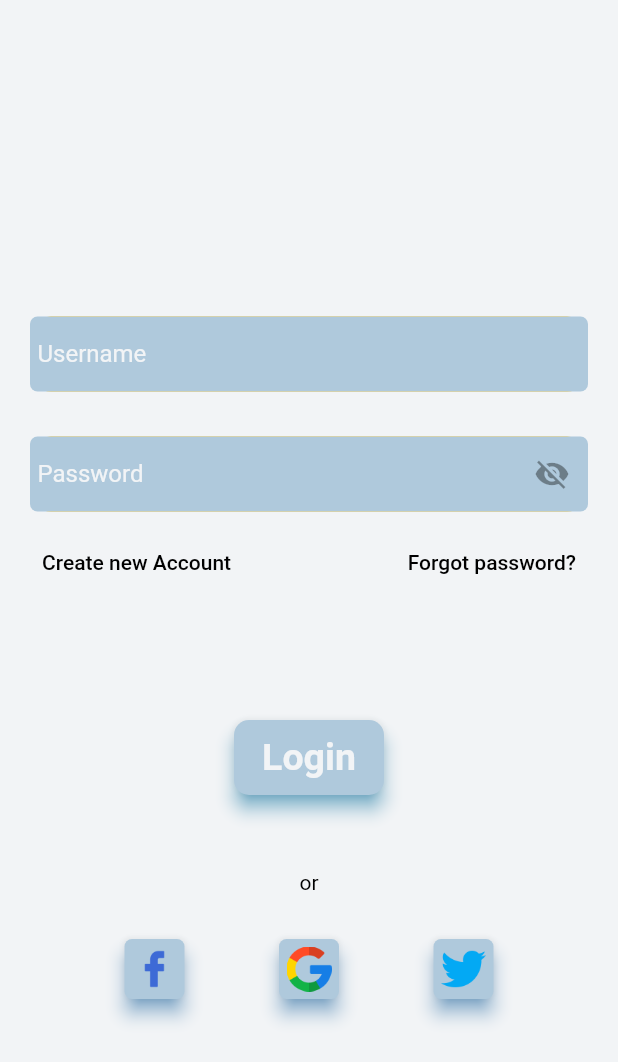
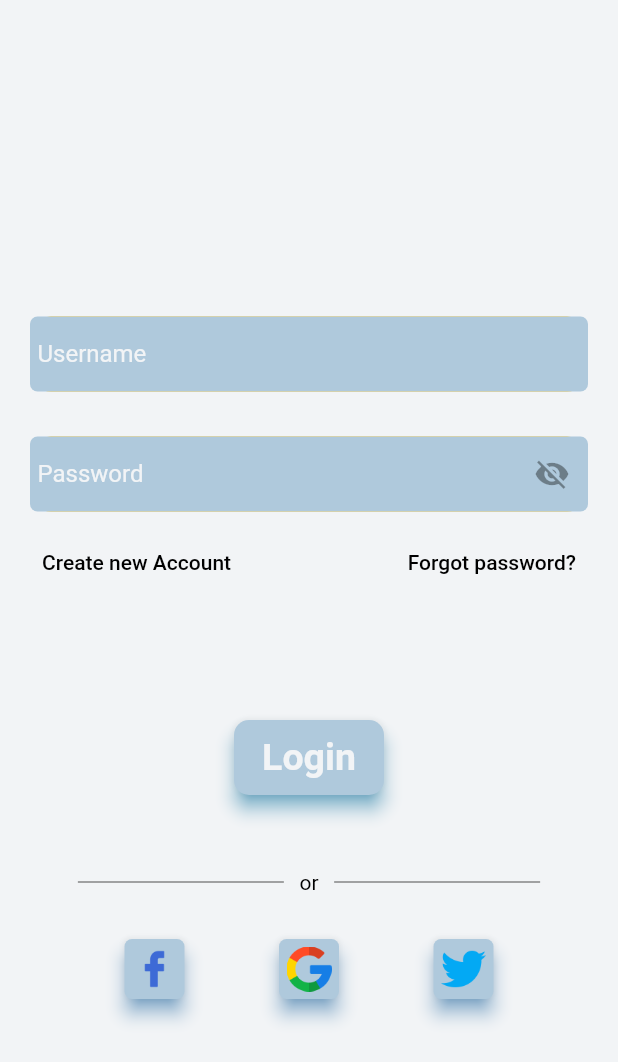
Before and after one commit to Abh1navAbhinav/MovieTicketBooking, a Flutter app: the screen it shows after launch, on a phone screen of 412 x 824 dp. Shown: the top 1062 px of the screen. Run offline on Flutter 3.47's test engine with Material 2 defaults, Android fonts, the phone set to English and light mode, and no system bars; our stand-ins replace carousel_slider, get, google_fonts, pinput.

Commit message:
login and ui small works

```diff
--- a/lib/home/view/widgets/grid_images.dart
+++ b/lib/home/view/widgets/grid_images.dart
@@ -22,6 +22,7 @@ class GridImages extends StatelessWidget {
             image: AssetImage(
               image,
             ),
+            fit: BoxFit.cover,
           ),
         ),
       ),
--- a/lib/login/view/login.dart
+++ b/lib/login/view/login.dart
@@ -46,25 +46,69 @@ class LoginPage extends GetView<LoginController> {
                 //     height: controller.isCreatedNewAccount.value ? 5 : 70,
                 //   ),
                 // ),
+                Obx(
+                  () => !controller.isOTpRegistration.value
+                      ? AnimatedContainer(
+                          duration: const Duration(milliseconds: 1500),
+                          height: 80,
+                        )
+                      : const SizedBox(),
+                ),
 
                 const LoginButton(),
                 const SizedBox(
                   height: 50,
                 ),
+                Obx(
+                  () => controller.isOTpRegistration.value
+                      ? AnimatedContainer(
+                          duration: const Duration(seconds: 1),
+                          child: Column(
+                            children: [
+                              Row(
+                                mainAxisAlignment: MainAxisAlignment.center,
+                                children: [
+                                  SizedBox(
+                                    width:
+                                        MediaQuery.of(context).size.width / 3,
+                                    child: const Divider(
+                                      thickness: 1,
+                                      color: Colors.black45,
+                                    ),
+                                  ),
                                   Text(
-                  'or',
+                                    '   or   ',
                                     style: ktextStyle,
+                                  ),
+                                  SizedBox(
+                                    width:
+                                        MediaQuery.of(context).size.width / 3,
+                                    child: const Divider(
+                                      thickness: 1,
+                                      color: Colors.black45,
+                                    ),
+                                  ),
+                                ],
                               ),
                               const SizedBox(
                                 height: 30,
                               ),
                               Row(
-                  mainAxisAlignment: MainAxisAlignment.spaceEvenly,
+                                mainAxisAlignment:
+                                    MainAxisAlignment.spaceEvenly,
                                 children: const [
-                    SocialMediaIcon(image: 'assets/icons/facebook.png'),
-                    SocialMediaIcon(image: 'assets/icons/google.png'),
-                    SocialMediaIcon(image: 'assets/icons/twitter.png'),
+                                  SocialMediaIcon(
+                                      image: 'assets/icons/facebook.png'),
+                                  SocialMediaIcon(
+                                      image: 'assets/icons/google.png'),
+                                  SocialMediaIcon(
+                                      image: 'assets/icons/twitter.png'),
                                 ],
+                              ),
+                            ],
+                          ),
+                        )
+                      : const SizedBox(),
                 ),
               ],
             ),
--- a/lib/login/view/widgets/login_button.dart
+++ b/lib/login/view/widgets/login_button.dart
@@ -22,26 +22,20 @@ class LoginButton extends GetView<LoginController> {
           elevation: 5,
           shadowColor: Colors.lightBlue,
           borderRadius: BorderRadius.circular(10),
-          child: Obx(
-            () => AnimatedContainer(
-              duration: const Duration(milliseconds: 800),
+          child: AnimatedContainer(
+            duration: const Duration(milliseconds: 1000),
             decoration: BoxDecoration(
               borderRadius: BorderRadius.circular(10),
               color: controller.loginButtonColor.value,
             ),
             height: 50,
-              width: 100,
+            width: !controller.isOTpRegistration.value ? 250 : 100,
             child: Center(
-                child: Obx(
-                  () => Text(
+              child: Text(
                 controller.isCreatedNewAccount.value
-                        ? (controller.isOTpRegistration.value
-                            ? "Next"
-                            : 'Sign Up')
+                    ? (controller.isOTpRegistration.value ? "Next" : 'Sign Up')
                     : 'Login',
                 style: kButtonTextStyle,
-                  ),
-                ),
               ),
             ),
           ),
--- a/pubspec.yaml
+++ b/pubspec.yaml
@@ -16,6 +16,7 @@ dependencies:
   get: ^4.6.5
   google_fonts: ^3.0.1
   pinput: ^2.2.13
+  carousel_slider: ^4.1.1
 
 dev_dependencies:
   flutter_test:
```
Also changed, not shown: lib/home/controllers/home_controller.dart (added, +12 -0 lines), lib/home/view/home_page.dart (+57 -2 lines), lib/home/view/widgets/carousel_slider.dart (added, +37 -0 lines), lib/home/view/widgets/horizontal_items.dart (added, +50 -0 lines), assets/images/theater1.jpg (added), assets/images/theater2.jpg (added), assets/images/theater3.jpg (added), pubspec.lock. Lines whose indentation alone changed are shown as unchanged.
